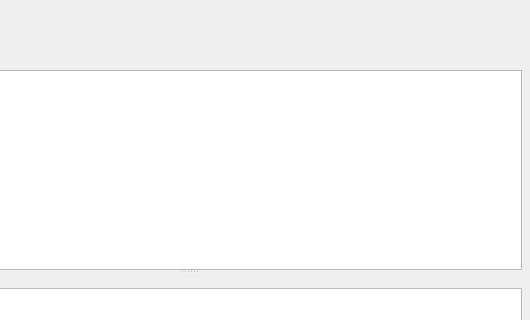
First picture: the form in dev/Code/Tools/AssetProcessor/native/ui/MainWindow.ui, repository aws/lumberyard, before the edit; both pictures show x 291 to 821 and y 0 to 320 of the 821 by 638 pixel window.
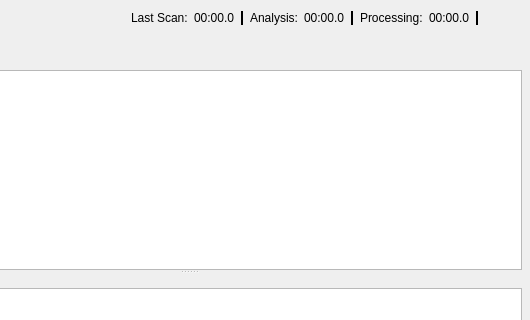
Second picture: the form after the edit. Icons and pictures are not drawn. Custom widgets are drawn as their Qt base class.

```diff
--- a/dev/Code/Tools/AssetProcessor/native/ui/MainWindow.ui
+++ b/dev/Code/Tools/AssetProcessor/native/ui/MainWindow.ui
@@ -112,6 +112,161 @@
         </item>
        </layout>
       </item>
+      <item>
+       <widget class="QWidget" name="timerContainerWidget" native="true">
+        <property name="enabled">
+         <bool>true</bool>
+        </property>
+        <layout class="QVBoxLayout" name="timerContainer">
+         <item>
+          <layout class="QHBoxLayout" name="timerLayout">
+           <item>
+            <widget class="QLabel" name="lastScanLabel">
+             <property name="text">
+              <string>Last Scan:</string>
+             </property>
+             <property name="class" stdset="0">
+              <string>Title</string>
+             </property>
+            </widget>
+           </item>
+           <item>
+            <widget class="QLabel" name="lastScanTimer">
+             <property name="text">
+              <string>00:00.0</string>
+             </property>
+             <property name="class" stdset="0">
+              <string>APTimer</string>
+             </property>
+            </widget>
+           </item>
+           <item>
+            <widget class="Line" name="lastScanSeparator">
+             <property name="sizePolicy">
+              <sizepolicy hsizetype="Fixed" vsizetype="Minimum">
+               <horstretch>0</horstretch>
+               <verstretch>0</verstretch>
+              </sizepolicy>
+             </property>
+             <property name="frameShadow">
+              <enum>QFrame::Plain</enum>
+             </property>
+             <property name="lineWidth">
+              <number>2</number>
+             </property>
+             <property name="orientation">
+              <enum>Qt::Vertical</enum>
+             </property>
+             <property name="class" stdset="0">
+              <string>TimerLine</string>
+             </property>
+            </widget>
+           </item>
+           <item>
+            <widget class="QLabel" name="analysisLabel">
+             <property name="text">
+              <string>Analysis:</string>
+             </property>
+             <property name="class" stdset="0">
+              <string>Title</string>
+             </property>
+            </widget>
+           </item>
+           <item>
+            <widget class="QLabel" name="analysisTimer">
+             <property name="text">
+              <string>00:00.0</string>
+             </property>
+             <property name="class" stdset="0">
+              <string>APTimer</string>
+             </property>
+            </widget>
+           </item>
+           <item>
+            <widget class="Line" name="analysisSeparator">
+             <property name="sizePolicy">
+              <sizepolicy hsizetype="Fixed" vsizetype="Minimum">
+               <horstretch>0</horstretch>
+               <verstretch>0</verstretch>
+              </sizepolicy>
+             </property>
+             <property name="frameShadow">
+              <enum>QFrame::Plain</enum>
+             </property>
+             <property name="lineWidth">
+              <number>2</number>
+             </property>
+             <property name="orientation">
+              <enum>Qt::Vertical</enum>
+             </property>
+             <property name="class" stdset="0">
+              <string>TimerLine</string>
+             </property>
+            </widget>
+           </item>
+           <item>
+            <widget class="QLabel" name="processingLabel">
+             <property name="text">
+              <string>Processing:</string>
+             </property>
+             <property name="class" stdset="0">
+              <string>Title</string>
+             </property>
+            </widget>
+           </item>
+           <item>
+            <widget class="QLabel" name="processingTimer">
+             <property name="text">
+              <string>00:00.0</string>
+             </property>
+             <property name="class" stdset="0">
+              <string>APTimer</string>
+             </property>
+            </widget>
+           </item>
+           <item>
+            <widget class="Line" name="processingSeparator">
+             <property name="sizePolicy">
+              <sizepolicy hsizetype="Fixed" vsizetype="Minimum">
+               <horstretch>0</horstretch>
+               <verstretch>0</verstretch>
+              </sizepolicy>
+             </property>
+             <property name="frameShadow">
+              <enum>QFrame::Plain</enum>
+             </property>
+             <property name="lineWidth">
+              <number>2</number>
+             </property>
+             <property name="orientation">
+              <enum>Qt::Vertical</enum>
+             </property>
+             <property name="class" stdset="0">
+              <string>TimerLine</string>
+             </property>
+            </widget>
+           </item>
+          </layout>
+         </item>
+         <item>
+          <spacer name="timersVerticalSpacer">
+           <property name="orientation">
+            <enum>Qt::Vertical</enum>
+           </property>
+           <property name="sizeType">
+            <enum>QSizePolicy::Expanding</enum>
+           </property>
+           <property name="sizeHint" stdset="0">
+            <size>
+             <width>13</width>
+             <height>13</height>
+            </size>
+           </property>
+          </spacer>
+         </item>
+        </layout>
+       </widget>
+      </item>
       <item>
        <layout class="QVBoxLayout" name="supportContainer">
         <property name="spacing">
```
Left out of the diff: 2 changed lines with no effect on the pictures.
